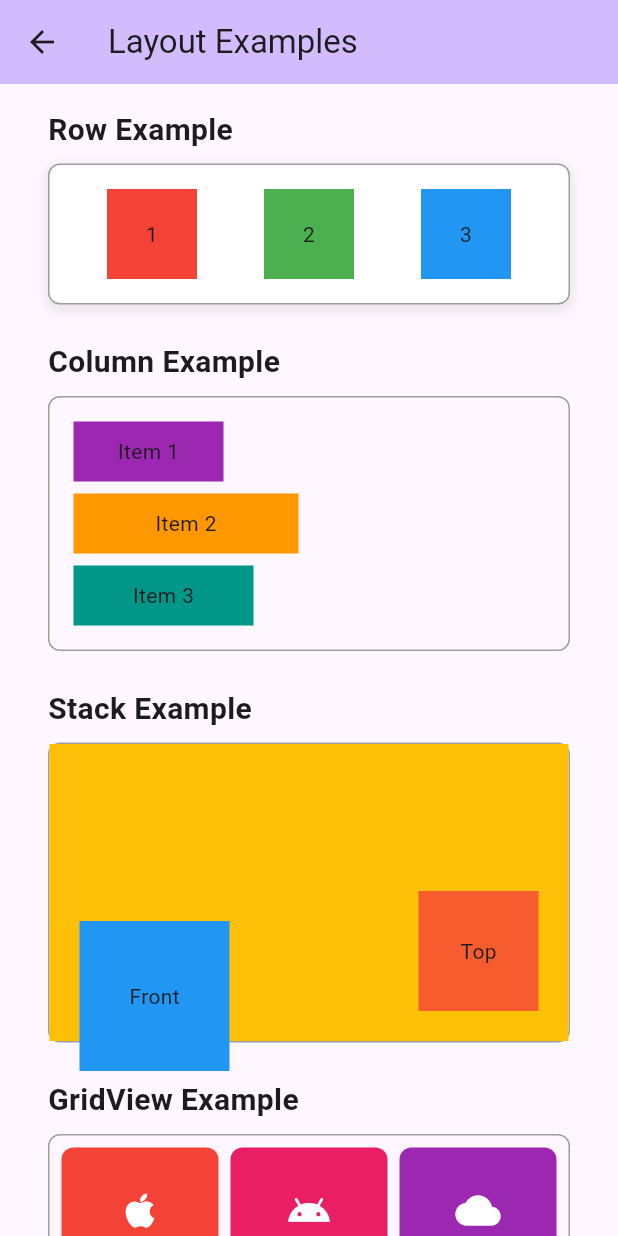
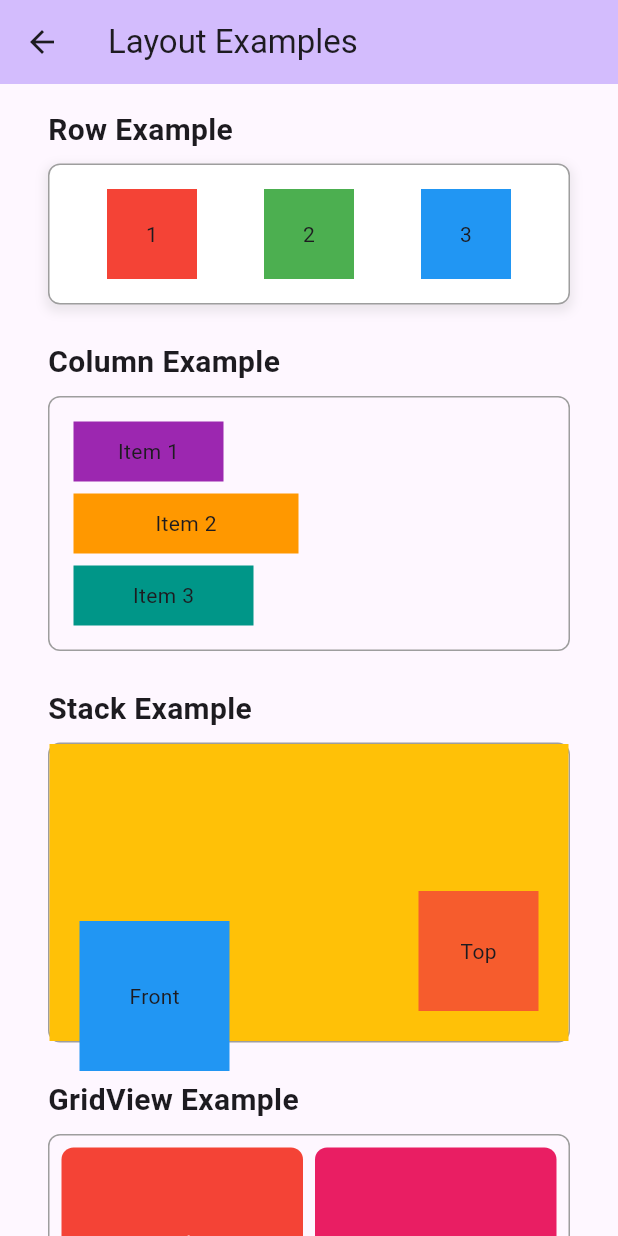
Before and after one commit to tonyydl/app1, a Flutter app: the LayoutExamplePage screen opened directly, on a phone screen of 412 x 824 dp. Run offline on Flutter 3.47's test engine with Material 3 defaults, Android fonts, the phone set to English and light mode, and no system bars.

Commit message:
Make grid column count responsive to screen width
Dynamically adjusts the number of columns in the grid based on the available screen width, improving layout adaptability across different device sizes.

```diff
--- a/lib/pages/layout_page.dart
+++ b/lib/pages/layout_page.dart
@@ -59,7 +59,7 @@ class LayoutExamplePage extends StatelessWidget {
           const SizedBox(height: 24),
 
           _buildSectionTitle('GridView Example'),
-          _buildGridViewExample(),
+          _buildGridViewExample(context),
           const SizedBox(height: 24),
 
           _buildSectionTitle('ListView Example'),
@@ -197,7 +197,7 @@ class LayoutExamplePage extends StatelessWidget {
   }
 
   // GridView Example: 網格佈局
-  Widget _buildGridViewExample() {
+  Widget _buildGridViewExample(BuildContext context) {
     return Container(
       height: 300,
       decoration: BoxDecoration(
@@ -206,8 +206,8 @@ class LayoutExamplePage extends StatelessWidget {
       ),
       child: GridView.builder(
         padding: const EdgeInsets.all(8),
-        gridDelegate: const SliverGridDelegateWithFixedCrossAxisCount(
-          crossAxisCount: 3,
+        gridDelegate: SliverGridDelegateWithFixedCrossAxisCount(
+          crossAxisCount: _getCrossAxisCount(context),
           crossAxisSpacing: 8,
           mainAxisSpacing: 8,
         ),
@@ -238,6 +238,10 @@ class LayoutExamplePage extends StatelessWidget {
         },
       ),
     );
+  }
+
+  int _getCrossAxisCount(BuildContext context) {
+    return MediaQuery.of(context).size.width ~/ 150;
   }
 
   // ListView Example: 列表佈局
```
